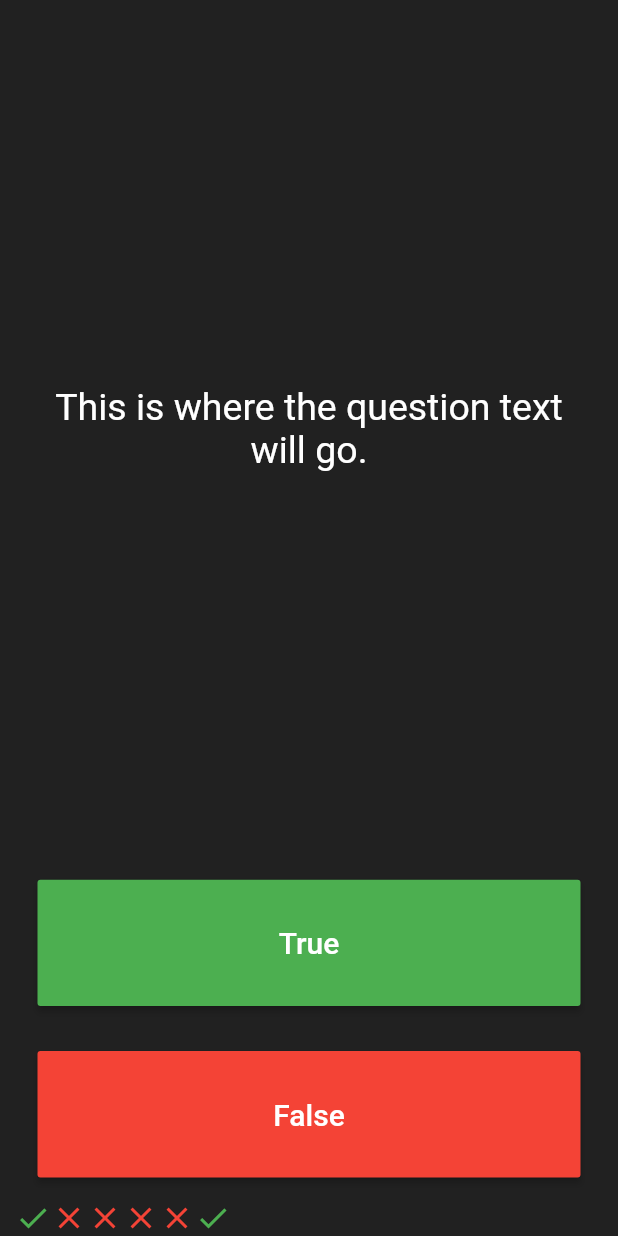
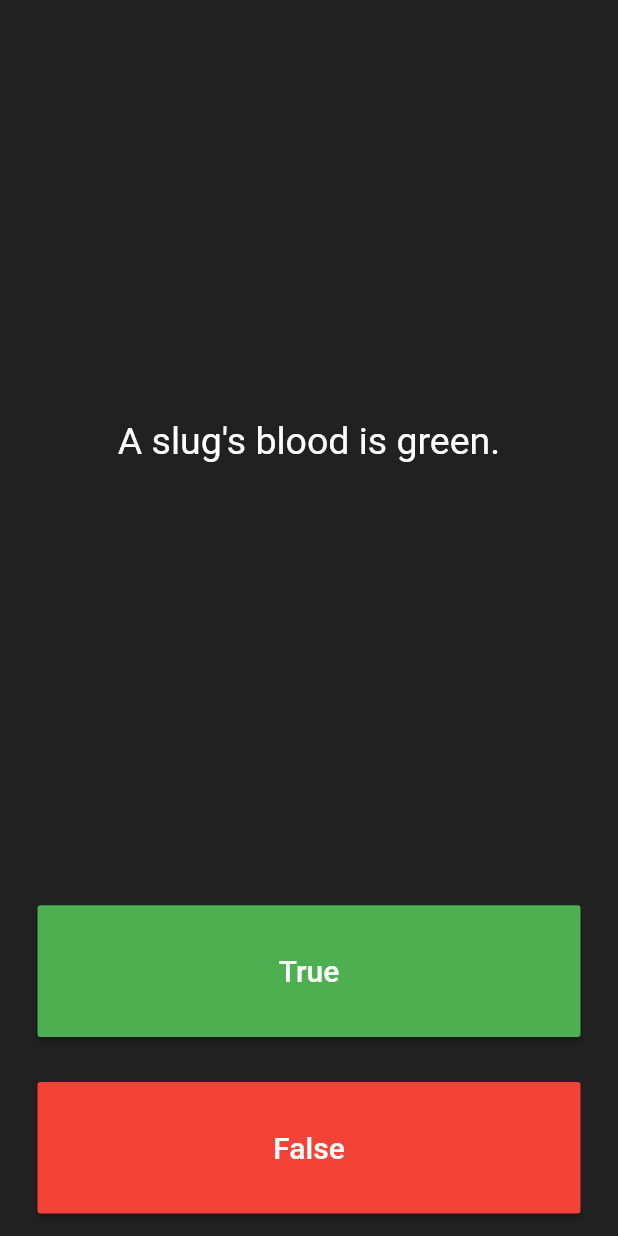
Before and after one commit to novelworm777/flutter-examples, a Flutter app: the screen it shows after launch, after a tap on "True", after a tap on "False", on a phone screen of 412 x 824 dp. Run offline on Flutter 3.47's test engine with Material 2 defaults, Android fonts, the phone set to English and light mode, and no system bars; our stand-ins replace audioplayers.

Commit message:
Displaying the Questions

```diff
--- a/quizzler-flutter/lib/main.dart
+++ b/quizzler-flutter/lib/main.dart
@@ -25,28 +25,13 @@ class QuizPage extends StatefulWidget {
 }
 
 class _QuizPageState extends State<QuizPage> {
-  List<Icon> scoreKeeper = [
-    Icon(
-      Icons.check,
-      color: Colors.green,
-    ),
-    Icon(
-      Icons.close,
-      color: Colors.red,
-    ),
-    Icon(
-      Icons.close,
-      color: Colors.red,
-    ),
-    Icon(
-      Icons.close,
-      color: Colors.red,
-    ),
-    Icon(
-      Icons.close,
-      color: Colors.red,
-    ),
+  List<Icon> scoreKeeper = [];
+  List<String> questions = [
+    'You can lead a cow down stairs but not up stairs.',
+    'Approximately one quarter of human bones are in the feet.',
+    'A slug\'s blood is green.',
   ];
+  int questionNumber = 0;
 
   @override
   Widget build(BuildContext context) {
@@ -60,7 +45,7 @@ class _QuizPageState extends State<QuizPage> {
             padding: EdgeInsets.all(10.0),
             child: Center(
               child: Text(
-                'This is where the question text will go.',
+                questions[questionNumber],
                 textAlign: TextAlign.center,
                 style: TextStyle(
                   fontSize: 25.0,
@@ -86,11 +71,9 @@ class _QuizPageState extends State<QuizPage> {
               onPressed: () {
                 //The user picked true.
                 setState(() {
-                  scoreKeeper.add(Icon(
-                    Icons.check,
-                    color: Colors.green,
-                  ));
+                  questionNumber++;
                 });
+                print(questionNumber);
               },
             ),
           ),
@@ -109,6 +92,10 @@ class _QuizPageState extends State<QuizPage> {
               ),
               onPressed: () {
                 //The user picked false.
+                setState(() {
+                  questionNumber++;
+                });
+                print(questionNumber);
               },
             ),
           ),
```
